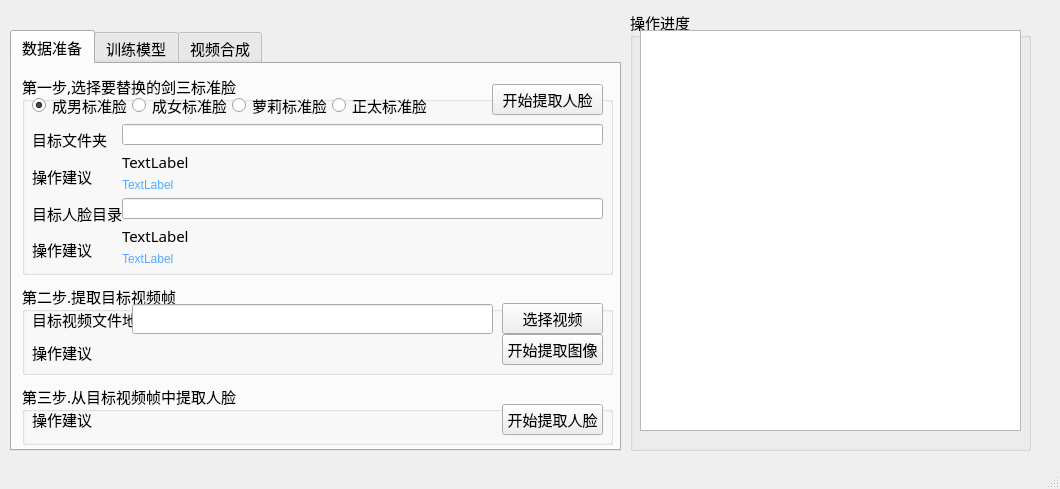
The window that ui/mainWindow_test.ui (ssh198811/DeepFaceLab) describes before a commit, drawn with Qt 5.
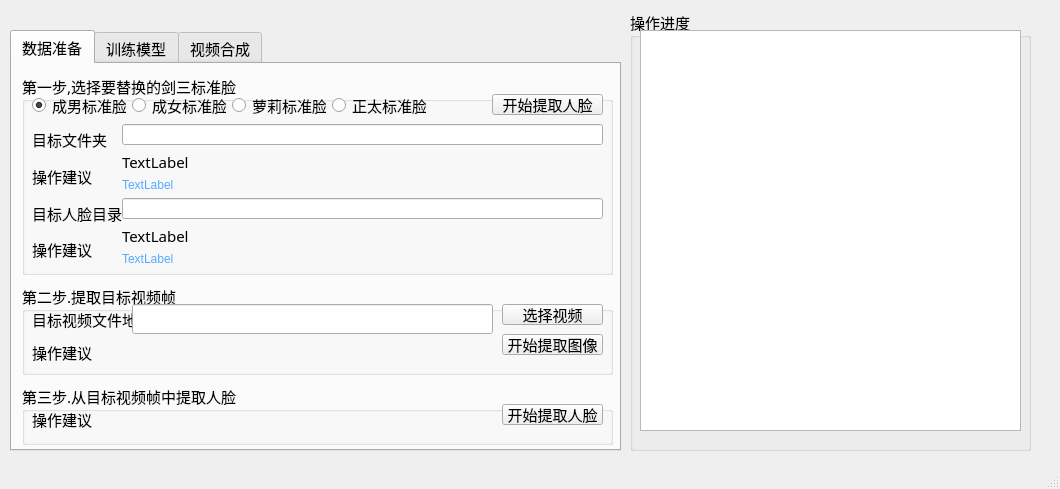
The same window after the commit.

Commit message: 调整UI

```diff
--- a/ui/mainWindow_test.ui
+++ b/ui/mainWindow_test.ui
@@ -188,9 +188,9 @@
        <property name="geometry">
         <rect>
          <x>470</x>
-         <y>10</y>
+         <y>20</y>
          <width>111</width>
-         <height>31</height>
+         <height>21</height>
         </rect>
        </property>
        <property name="layoutDirection">
@@ -331,9 +331,9 @@
        <property name="geometry">
         <rect>
          <x>480</x>
-         <y>19</y>
+         <y>20</y>
          <width>101</width>
-         <height>31</height>
+         <height>21</height>
         </rect>
        </property>
        <property name="text">
@@ -346,7 +346,7 @@
          <x>480</x>
          <y>50</y>
          <width>101</width>
-         <height>31</height>
+         <height>21</height>
         </rect>
        </property>
        <property name="text">
@@ -433,7 +433,7 @@
          <x>480</x>
          <y>20</y>
          <width>101</width>
-         <height>31</height>
+         <height>21</height>
         </rect>
        </property>
        <property name="text">
```
The commit also changes 2 other files.
